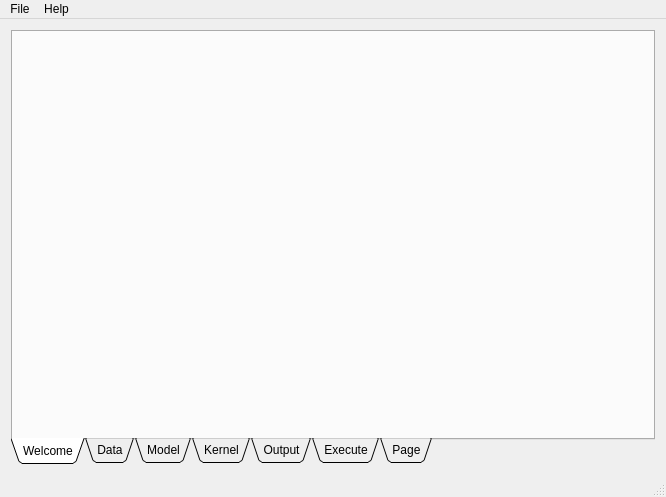
First picture: the form in Qt/mainwindow.ui, repository Anders1232/GWR_BR, before the edit.
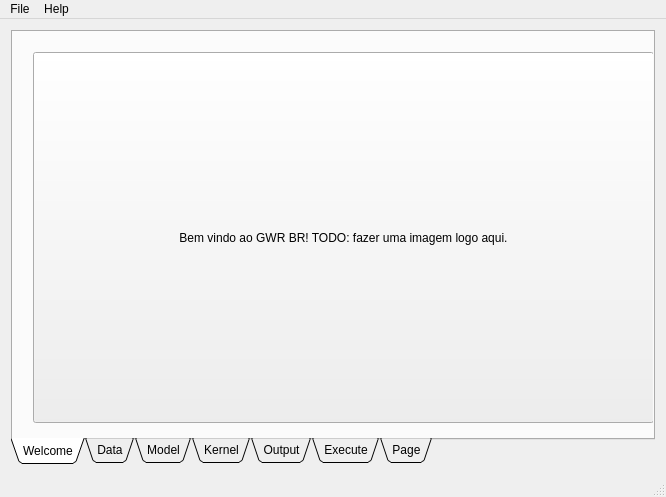
Second picture: the form after the edit.

Commit message: Aumentado número inicial de caracteres por linha no preview, colocado botão inicial na tela de boas vindas.

Diff of the .ui file:
```diff
--- a/Qt/mainwindow.ui
+++ b/Qt/mainwindow.ui
@@ -39,6 +39,25 @@
        <attribute name="title">
         <string>Welcome</string>
        </attribute>
+       <widget class="QToolButton" name="toolButton_3">
+        <property name="geometry">
+         <rect>
+          <x>20</x>
+          <y>20</y>
+          <width>621</width>
+          <height>371</height>
+         </rect>
+        </property>
+        <property name="text">
+         <string>Bem vindo ao GWR BR! TODO: fazer uma imagem logo aqui.</string>
+        </property>
+        <property name="iconSize">
+         <size>
+          <width>700</width>
+          <height>700</height>
+         </size>
+        </property>
+       </widget>
       </widget>
       <widget class="QWidget" name="Data">
        <property name="toolTip">
```
Left out of the diff: 4 changed lines with no effect on the pictures. The commit also changes 3 other files.
